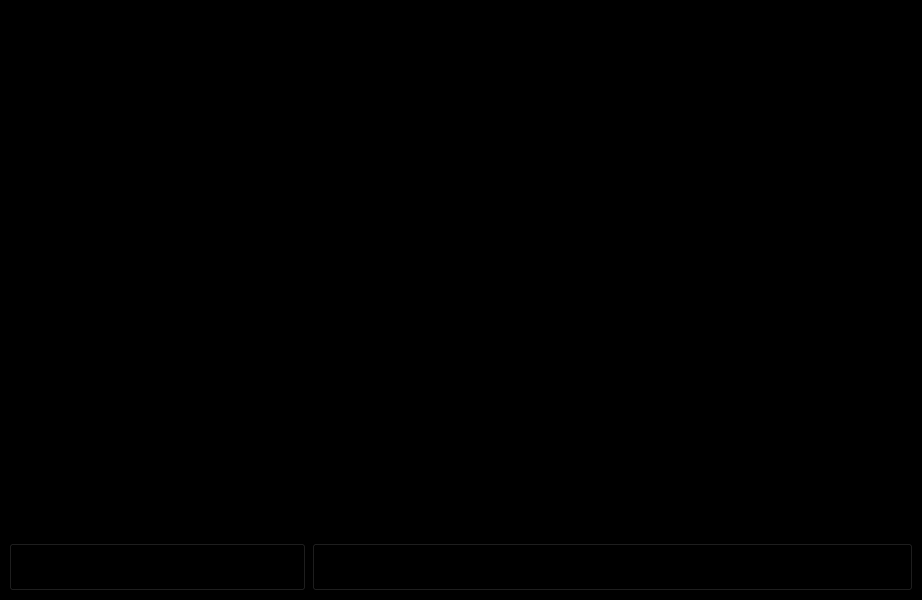
This is transaction_netbank.ui in acmpesuecc/GrowPal as Qt 5 draws it before an edit. The edited form follows.
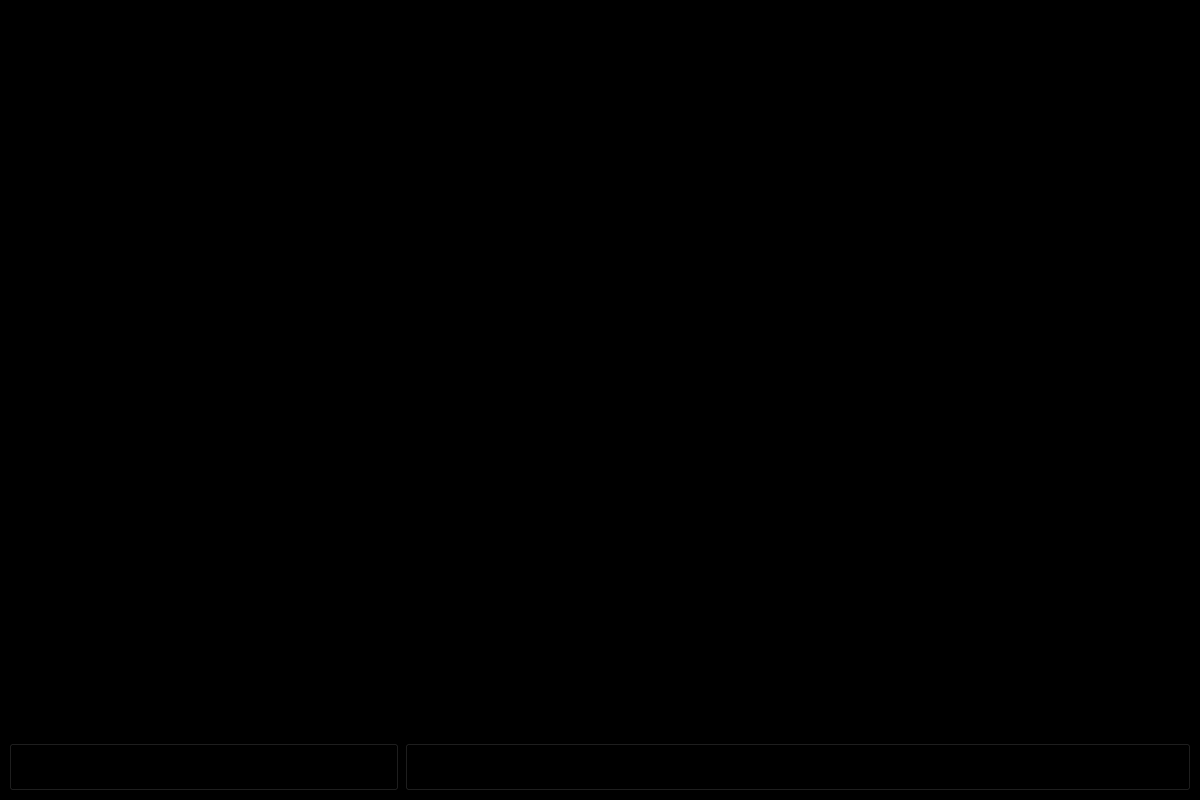
This is the edited form. Icons and pictures are not drawn.

```diff
--- a/transaction_netbank.ui
+++ b/transaction_netbank.ui
@@ -6,10 +6,22 @@
    <rect>
     <x>0</x>
     <y>0</y>
-    <width>922</width>
-    <height>600</height>
+    <width>1200</width>
+    <height>800</height>
    </rect>
   </property>
+  <property name="minimumSize">
+   <size>
+    <width>1200</width>
+    <height>800</height>
+   </size>
+  </property>
+  <property name="maximumSize">
+   <size>
+    <width>1200</width>
+    <height>800</height>
+   </size>
+  </property>
   <property name="windowTitle">
    <string>MainWindow</string>
   </property>
```
